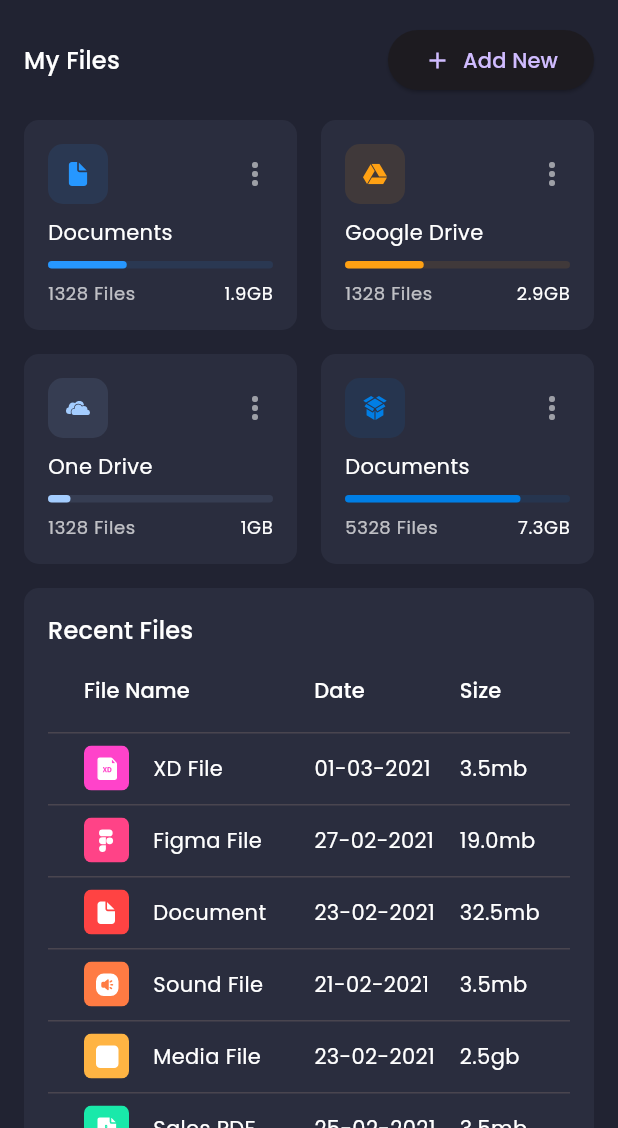
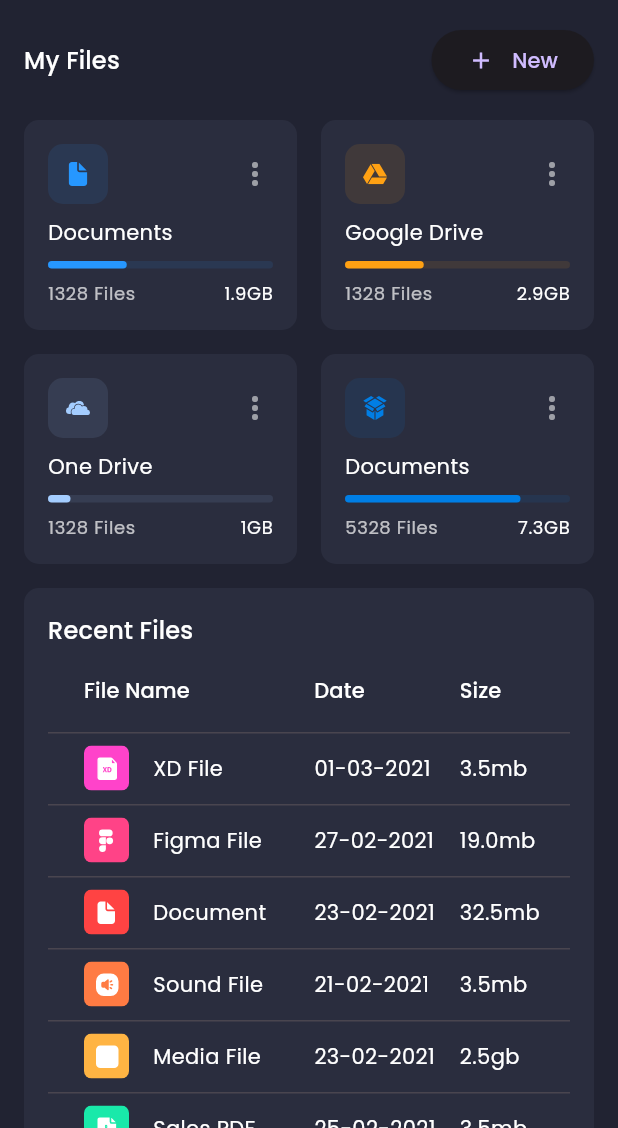
Before and after one commit to edengenet0/Admin-Panel-Dashboard, a Flutter app: the screen it shows after launch, on a phone screen of 412 x 824 dp, the part 108-1236 px from its top. Run offline on Flutter 3.47's test engine with Material 3 defaults, Android fonts, the phone set to English and light mode, and no system bars; our stand-ins replace fl_chart, flutter_svg, google_fonts.

Commit message:
minor edit

```diff
--- a/lib/screens/dashboard/components/my_fields.dart
+++ b/lib/screens/dashboard/components/my_fields.dart
@@ -32,7 +32,7 @@ class MyFiles extends StatelessWidget {
               ),
               onPressed: () {},
               icon: Icon(Icons.add),
-              label: Text("Add New"),
+              label: Text(" New"),
             ),
           ],
         ),
```
